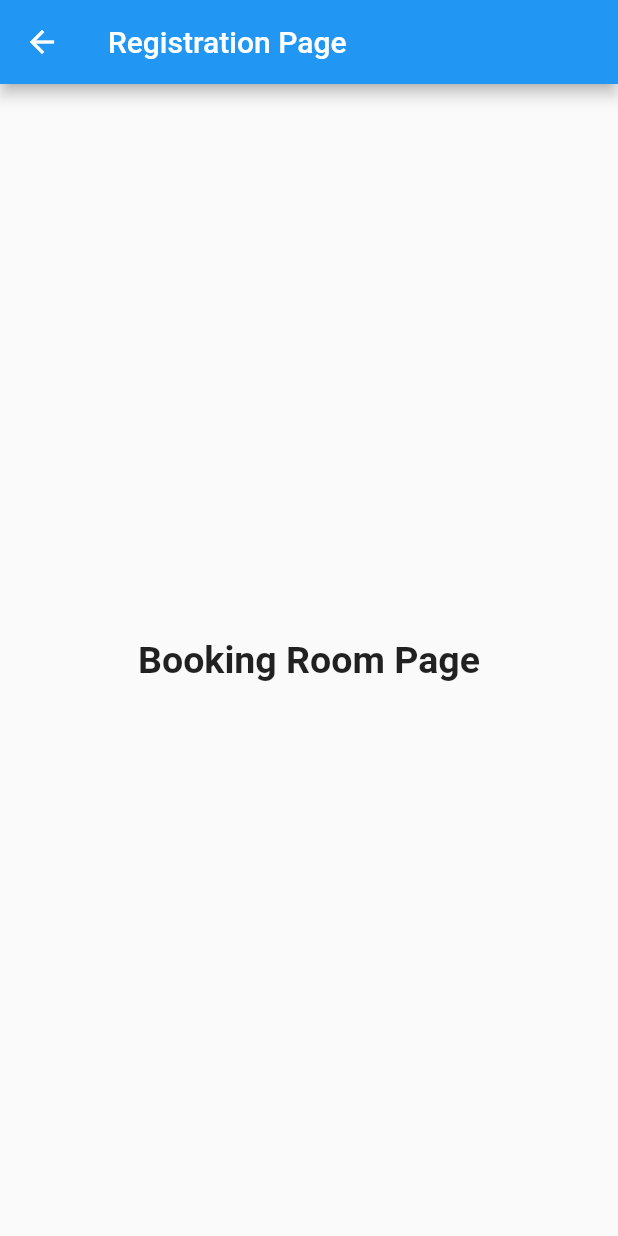
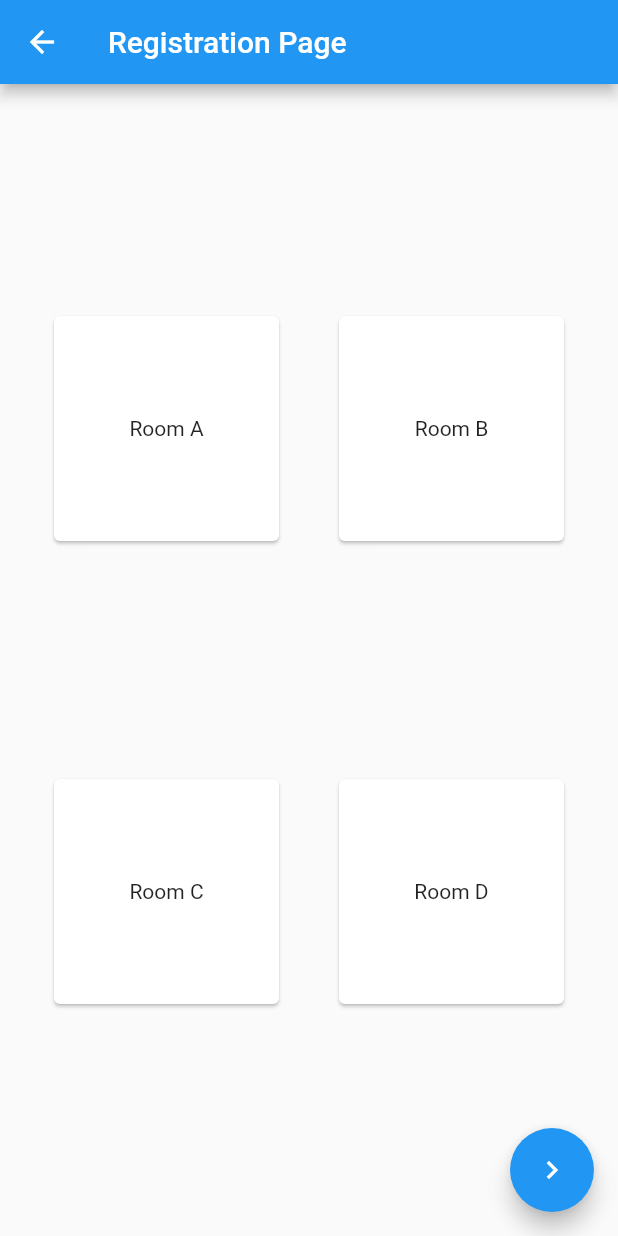
Before and after one commit to ahmdirfnz/Hostel-Management-System, a Flutter app: the MyRegister screen opened by its route, after a tap on the "navigate next" icon, on a phone screen of 412 x 824 dp. Run offline on Flutter 3.47's test engine with Material 2 defaults, Android fonts, the phone set to English and light mode, and no system bars; our stand-ins replace firebase_auth, firebase_core, modal_progress_hud; accounts and stored records are empty.

Commit message:
add info page

```diff
--- a/lib/main.dart
+++ b/lib/main.dart
@@ -32,7 +32,8 @@ class MyApp extends StatelessWidget {
         'login_screen': (context) => LoginScreen(),
         'home_screen': (context) => HomeScreen(),
         'registration_screen': (context) => MyRegister(),
-        'room_booking': (context) => BookingRooom(),
+        'room_screen': (context) => BookingRoom(),
+        'info_screen': (context) => InfoPage(),
       },
     );
   }
--- a/lib/registration.dart
+++ b/lib/registration.dart
@@ -150,7 +150,7 @@ class _MyRegisterState extends State<MyRegister> {
       ),
       floatingActionButton: FloatingActionButton(
         onPressed: () => setState(() {
-          Navigator.pushNamed(context, 'room_booking');
+          Navigator.pushNamed(context, 'room_screen');
         }),
         tooltip: 'Next Page',
         child: const Icon(Icons.navigate_next),
@@ -159,21 +159,100 @@ class _MyRegisterState extends State<MyRegister> {
   }
 }
 
-class BookingRooom extends StatelessWidget {
+class BookingRoom extends StatefulWidget {
+  const BookingRoom({Key? key}) : super(key: key);
+
+  @override
+  _BookingRoomState createState() => _BookingRoomState();
+}
+
+class _BookingRoomState extends State<BookingRoom> {
   @override
   Widget build(BuildContext context) {
-    // TODO: implement build
     return Scaffold(
       appBar: AppBar(
         title: Text('Registration Page'),
       ),
-      body: const Center(
-        child: Text(
-          'Booking Room Page',
-          style: TextStyle(fontSize: 25, fontWeight: FontWeight.bold),
-          textAlign: TextAlign.center,
+      body: Center(
+        child: Row(
+          mainAxisAlignment: MainAxisAlignment.spaceEvenly,
+          children: [
+            Column(
+              mainAxisAlignment: MainAxisAlignment.spaceEvenly,
+              children: const [
+                Card(
+                  child: SizedBox(
+                    width: 150,
+                    height: 150,
+                    child: Center(
+                      child: Text('Room A'),
+                    ),
+                  ),
+                ),
+                Card(
+                  child: SizedBox(
+                    width: 150,
+                    height: 150,
+                    child: Center(
+                      child: Text('Room C'),
+                    ),
+                  ),
+                ),
+              ],
+            ),
+            Column(
+              mainAxisAlignment: MainAxisAlignment.spaceEvenly,
+              children: const [
+                Card(
+                  child: SizedBox(
+                    width: 150,
+                    height: 150,
+                    child: Center(
+                      child: Text('Room B'),
+                    ),
+                  ),
+                ),
+                Card(
+                  child: SizedBox(
+                    width: 150,
+                    height: 150,
+                    child: Center(
+                      child: Text('Room D'),
+                    ),
+                  ),
+                ),
+              ],
+            ),
+          ],
         ),
+      ),
+      floatingActionButton: FloatingActionButton(
+        onPressed: () => setState(() {
+          Navigator.pushNamed(context, 'info_screen');
+        }),
+        tooltip: 'Next Page',
+        child: const Icon(Icons.navigate_next),
       ),
     );
   }
 }
+
+class InfoPage extends StatefulWidget {
+  const InfoPage({Key? key}) : super(key: key);
+
+  @override
+  _InfoPageState createState() => _InfoPageState();
+}
+
+class _InfoPageState extends State<InfoPage> {
+  @override
+  Widget build(BuildContext context) {
+    return Scaffold(
+      appBar: AppBar(
+        title: Text('Info Page'),
+      ),
+      body: Center(
+          child: Text('Hii')),
+    );
+  }
+}
```
Also changed, not shown: lib/welcome_screen.dart (+11 -8 lines).
